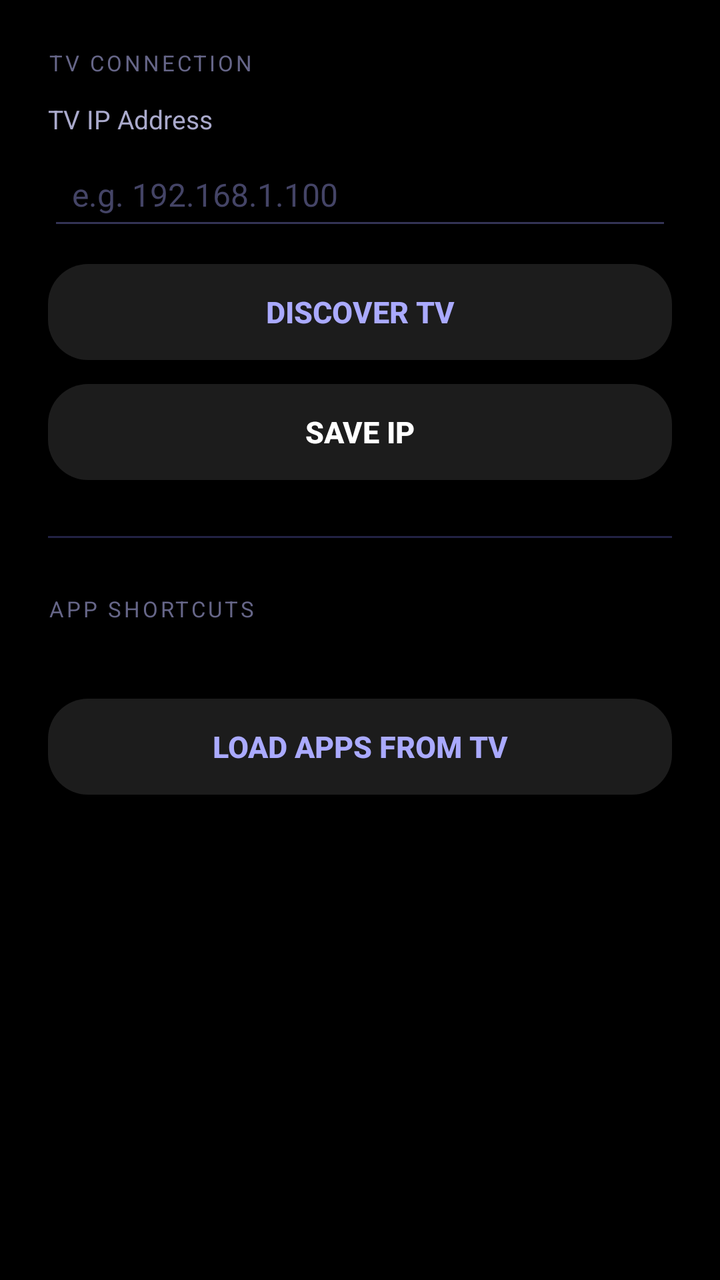
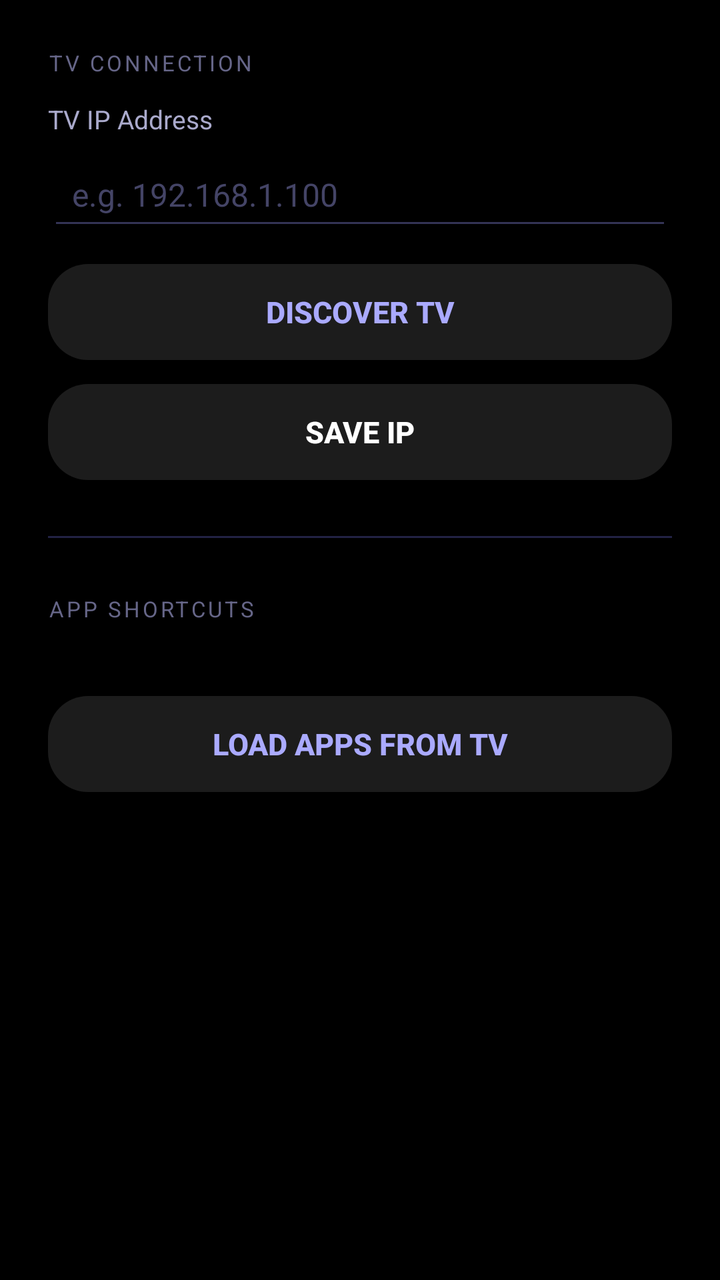

Before-and-after screenshots of an Android layout around one commit, followed by the original layout XML and the change that was made.
<!-- AndroidManifest.xml: application theme Theme.LGRemote -->
<!-- res/layout/activity_settings.xml -->
<?xml version="1.0" encoding="utf-8"?>
<ScrollView xmlns:android="http://schemas.android.com/apk/res/android"
    android:layout_width="match_parent"
    android:layout_height="match_parent"
    android:background="#000000"
    android:fillViewport="true">

    <LinearLayout
        android:layout_width="match_parent"
        android:layout_height="wrap_content"
        android:orientation="vertical"
        android:paddingHorizontal="24dp"
        android:paddingTop="24dp"
        android:paddingBottom="48dp">

        
        <TextView
            android:layout_width="match_parent"
            android:layout_height="wrap_content"
            android:text="TV CONNECTION"
            android:textColor="#666688"
            android:textSize="11sp"
            android:letterSpacing="0.12"
            android:layout_marginBottom="12dp" />

        <TextView
            android:layout_width="match_parent"
            android:layout_height="wrap_content"
            android:text="TV IP Address"
            android:textColor="#AAAACC"
            android:textSize="13sp"
            android:layout_marginBottom="6dp" />

        <EditText
            android:id="@+id/edit_tv_ip"
            android:layout_width="match_parent"
            android:layout_height="wrap_content"
            android:hint="e.g. 192.168.1.100"
            android:inputType="textUri"
            android:textColor="#FFFFFF"
            android:textColorHint="#444466"
            android:backgroundTint="#333355"
            android:padding="12dp"
            android:textSize="16sp" />

        <LinearLayout
            android:layout_width="match_parent"
            android:layout_height="wrap_content"
            android:layout_marginTop="12dp"
            android:orientation="horizontal"
            android:gravity="center_vertical">

            <Button
                android:id="@+id/btn_discover"
                android:layout_width="0dp"
                android:layout_height="wrap_content"
                android:layout_weight="1"
                android:background="@drawable/bg_squircle_dark"
                android:text="Discover TV"
                android:textColor="#AAAAFF"
                android:textSize="15sp"
                android:textStyle="bold" />

            <ProgressBar
                android:id="@+id/discover_spinner"
                android:layout_width="32dp"
                android:layout_height="32dp"
                android:layout_marginStart="12dp"
                android:visibility="gone"
                android:indeterminateTint="#AAAAFF" />

        </LinearLayout>

        <Button
            android:id="@+id/btn_save"
            android:layout_width="match_parent"
            android:layout_height="wrap_content"
            android:layout_marginTop="12dp"
            android:background="@drawable/bg_squircle_dark"
            android:text="Save IP"
            android:textColor="#FFFFFF"
            android:textSize="15sp"
            android:textStyle="bold" />

        
        <View
            android:layout_width="match_parent"
            android:layout_height="1dp"
            android:layout_marginTop="28dp"
            android:layout_marginBottom="28dp"
            android:background="#222244" />

        
        <TextView
            android:layout_width="match_parent"
            android:layout_height="wrap_content"
            android:text="APP SHORTCUTS"
            android:textColor="#666688"
            android:textSize="11sp"
            android:letterSpacing="0.12"
            android:layout_marginBottom="8dp" />

        <TextView
            android:id="@+id/tv_shortcuts_summary"
            android:layout_width="match_parent"
            android:layout_height="wrap_content"
            android:textColor="#AAAACC"
            android:textSize="13sp"
            android:layout_marginBottom="12dp" />

        <LinearLayout
            android:layout_width="match_parent"
            android:layout_height="wrap_content"
            android:orientation="horizontal"
            android:gravity="center_vertical">

            <Button
                android:id="@+id/btn_load_apps"
                android:layout_width="0dp"
                android:layout_height="wrap_content"
                android:layout_weight="1"
                android:background="@drawable/bg_squircle_dark"
                android:text="Load Apps from TV"
                android:textColor="#AAAAFF"
                android:textSize="15sp"
                android:textStyle="bold" />

            <ProgressBar
                android:id="@+id/load_apps_spinner"
                android:layout_width="32dp"
                android:layout_height="32dp"
                android:layout_marginStart="12dp"
                android:visibility="gone"
                android:indeterminateTint="#AAAAFF" />

        </LinearLayout>

        
        <LinearLayout
            android:id="@+id/apps_container"
            android:layout_width="match_parent"
            android:layout_height="wrap_content"
            android:orientation="vertical"
            android:layout_marginTop="12dp"
            android:visibility="gone" />

        <Button
            android:id="@+id/btn_apply_shortcuts"
            android:layout_width="match_parent"
            android:layout_height="wrap_content"
            android:layout_marginTop="12dp"
            android:background="@drawable/bg_squircle_dark"
            android:text="Apply"
            android:textColor="#FFFFFF"
            android:textSize="15sp"
            android:textStyle="bold"
            android:visibility="gone" />

    </LinearLayout>

</ScrollView>
<!-- resources referenced by this layout -->
<resources>
  <!-- drawable bg_squircle_dark (drawable) -->
  <?xml version="1.0" encoding="utf-8"?>
  <shape xmlns:android="http://schemas.android.com/apk/res/android">
      <solid android:color="#1C1C1C" />
      <corners android:radius="20dp" />
  </shape>
  <style name="Theme.LGRemote" parent="Theme.AppCompat.NoActionBar">
          <item name="android:windowBackground">#000000</item>
          <item name="android:statusBarColor">#000000</item>
          <item name="android:navigationBarColor">#000000</item>
      </style>
</resources>

<!-- the commit's change to res/layout/activity_settings.xml (unified diff, before → after) -->
@@ -1,5 +1,6 @@
 <?xml version="1.0" encoding="utf-8"?>
-<ScrollView xmlns:android="http://schemas.android.com/apk/res/android"
+<androidx.core.widget.NestedScrollView
+    xmlns:android="http://schemas.android.com/apk/res/android"
     android:layout_width="match_parent"
     android:layout_height="match_parent"
     android:background="#000000"
@@ -104,8 +105,8 @@
             android:id="@+id/tv_shortcuts_summary"
             android:layout_width="match_parent"
             android:layout_height="wrap_content"
-            android:textColor="#AAAACC"
-            android:textSize="13sp"
+            android:textColor="#666688"
+            android:textSize="12sp"
             android:layout_marginBottom="12dp" />
 
         <LinearLayout
@@ -136,26 +137,15 @@
         </LinearLayout>
 
         
-        <LinearLayout
-            android:id="@+id/apps_container"
+        <androidx.recyclerview.widget.RecyclerView
+            android:id="@+id/apps_grid"
             android:layout_width="match_parent"
             android:layout_height="wrap_content"
-            android:orientation="vertical"
-            android:layout_marginTop="12dp"
+            android:layout_marginTop="16dp"
+            android:nestedScrollingEnabled="false"
             android:visibility="gone" />
 
-        <Button
-            android:id="@+id/btn_apply_shortcuts"
-            android:layout_width="match_parent"
-            android:layout_height="wrap_content"
-            android:layout_marginTop="12dp"
-            android:background="@drawable/bg_squircle_dark"
-            android:text="Apply"
-            android:textColor="#FFFFFF"
-            android:textSize="15sp"
-            android:textStyle="bold"
-            android:visibility="gone" />
 
     </LinearLayout>
 
-</ScrollView>
+</androidx.core.widget.NestedScrollView>
